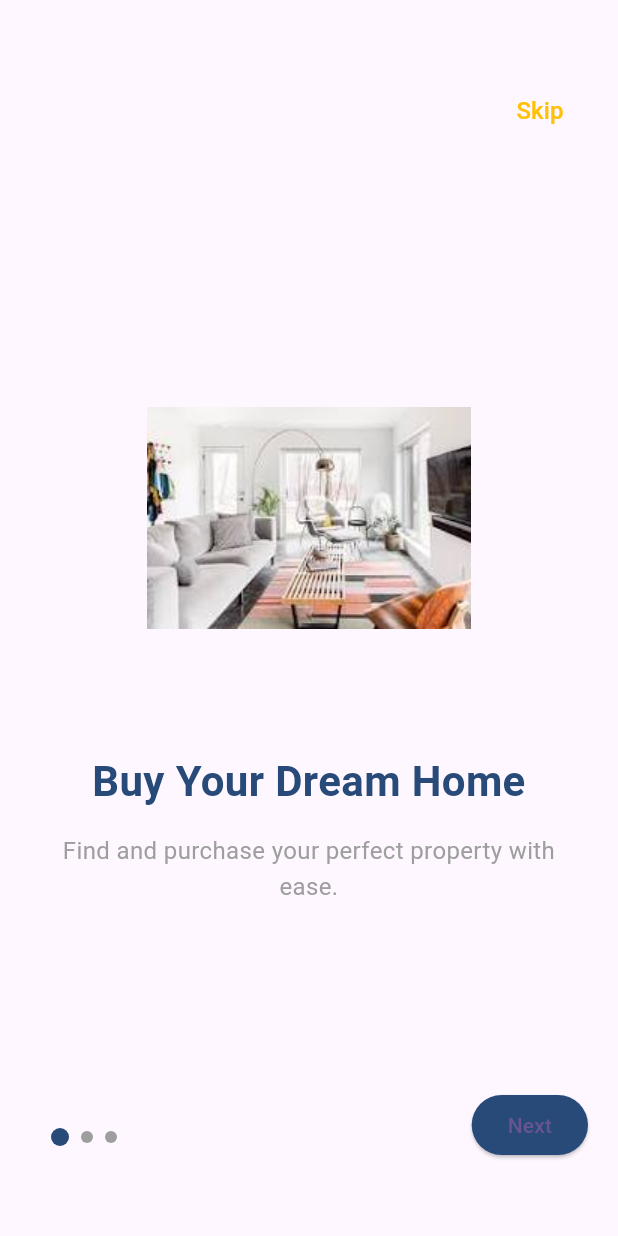
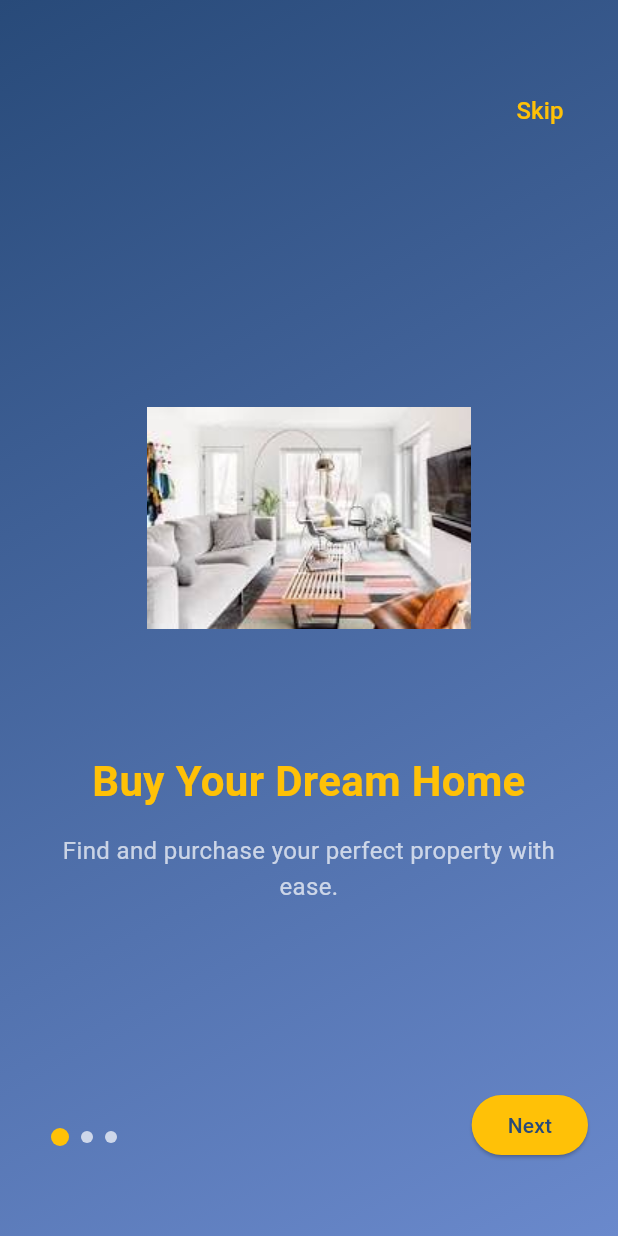
Before and after one commit to Senwin5/deusmagnus, a Flutter app: the screen it shows after launch, on a phone screen of 412 x 824 dp. Run offline on Flutter 3.47's test engine with Material 3 defaults, Android fonts, the phone set to English and light mode, and no system bars; our stand-ins replace cloud_firestore, firebase_auth, firebase_core, firebase_storage, image_picker, shared_preferences; accounts and stored records are empty.

```diff
--- a/lib/pages/welcom/onboarding_screen.dart
+++ b/lib/pages/welcom/onboarding_screen.dart
@@ -1,3 +1,4 @@
+// onboarding_screen.dart
 import 'package:flutter/material.dart';
 import 'package:shared_preferences/shared_preferences.dart';
 import 'package:deusmagnus/registration/login.dart';
@@ -44,8 +45,18 @@ class _OnboardingScreenState extends State<OnboardingScreen> {
   @override
   Widget build(BuildContext context) {
     return Scaffold(
-      body: Stack(
+      // Gradient background
+      body: Container(
+        decoration: const BoxDecoration(
+          gradient: LinearGradient(
+            colors: [Color(0xff284a79), Color(0xff6a89cc)],
+            begin: Alignment.topLeft,
+            end: Alignment.bottomRight,
+          ),
+        ),
+        child: Stack(
           children: [
+            // PageView
             PageView.builder(
               controller: _pageController,
               onPageChanged: (index) => setState(() => currentPage = index),
@@ -54,17 +65,15 @@ class _OnboardingScreenState extends State<OnboardingScreen> {
                 return Column(
                   mainAxisAlignment: MainAxisAlignment.center,
                   children: [
-                  Image.asset(
-                    onboardingData[index]['image']!,
-                    height: 250,
-                  ),
+                    Image.asset(onboardingData[index]['image']!, height: 250),
                     const SizedBox(height: 30),
                     Text(
                       onboardingData[index]['title']!,
                       style: const TextStyle(
                         fontSize: 28,
                         fontWeight: FontWeight.bold,
-                        color: Color(0xff284a79)),
+                        color: Colors.amber,
+                      ),
                       textAlign: TextAlign.center,
                     ),
                     const SizedBox(height: 15),
@@ -73,7 +82,10 @@ class _OnboardingScreenState extends State<OnboardingScreen> {
                       child: Text(
                         onboardingData[index]['description']!,
                         style: const TextStyle(
-                          fontSize: 16, color: Colors.grey, height: 1.5),
+                          fontSize: 16,
+                          color: Colors.white70,
+                          height: 1.5,
+                        ),
                         textAlign: TextAlign.center,
                       ),
                     ),
@@ -104,14 +116,16 @@ class _OnboardingScreenState extends State<OnboardingScreen> {
                   } else {
                     _pageController.nextPage(
                       duration: const Duration(milliseconds: 500),
-                      curve: Curves.ease);
+                      curve: Curves.ease,
+                    );
                   }
                 },
                 style: ElevatedButton.styleFrom(
-                backgroundColor: const Color(0xff284a79),
+                  backgroundColor: Colors.amber,
                 ),
                 child: Text(
                   currentPage == onboardingData.length - 1 ? "Done" : "Next",
+                  style: const TextStyle(color: Color(0xff284a79)),
                 ),
               ),
             ),
@@ -127,9 +141,8 @@ class _OnboardingScreenState extends State<OnboardingScreen> {
                     width: currentPage == index ? 12 : 8,
                     height: currentPage == index ? 12 : 8,
                     decoration: BoxDecoration(
-                    color: currentPage == index
-                        ? const Color(0xff284a79)
-                        : Colors.grey,
+                      color:
+                          currentPage == index ? Colors.amber : Colors.white70,
                       shape: BoxShape.circle,
                     ),
                   ),
@@ -138,6 +151,7 @@ class _OnboardingScreenState extends State<OnboardingScreen> {
             ),
           ],
         ),
+      ),
     );
   }
 }
--- a/lib/pages/welcom/splash_screen.dart
+++ b/lib/pages/welcom/splash_screen.dart
@@ -23,8 +23,11 @@ class _SplashScreenState extends State<SplashScreen> {
   }
 
   Future<void> _checkStatus() async {
-    final prefs = await SharedPreferences.getInstance();
-    bool hasSeenOnboarding = prefs.getBool('hasSeenOnboarding') ?? false;
+    await SharedPreferences.getInstance();
+
+    // 🔹 Force onboarding for testing
+    bool hasSeenOnboarding = false; // always false during testing
+
     User? user = FirebaseAuth.instance.currentUser;
 
     if (!hasSeenOnboarding) {
@@ -32,6 +35,7 @@ class _SplashScreenState extends State<SplashScreen> {
         context,
         MaterialPageRoute(builder: (_) => const OnboardingScreen()),
       );
+    // ignore: dead_code
     } else if (user == null) {
       Navigator.pushReplacement(
         context,
@@ -51,15 +55,12 @@ class _SplashScreenState extends State<SplashScreen> {
       body: Stack(
         fit: StackFit.expand,
         children: [
-          // Static background
           Image.asset(
-            'assets/images/house1.png', // your static splash background
+            'assets/images/house1.png', // static splash background
             fit: BoxFit.cover,
           ),
-          // Overlay to darken background
           // ignore: deprecated_member_use
-          Container(color: Colors.black.withOpacity(0.3)),
-          // Center logo and app name
+          Container(color: Colors.black.withOpacity(0.3)), // dark overlay
           Center(
             child: Column(
               mainAxisAlignment: MainAxisAlignment.center,
```
Lines whose indentation alone changed are shown as unchanged.
